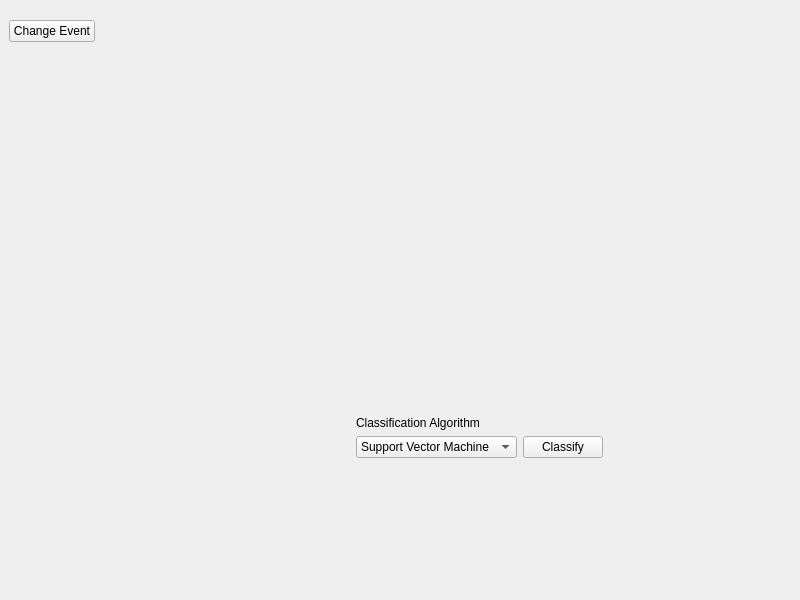
Qt form qtUI/form.ui (mtuthill/ECE_Senior_Design) before a commit.
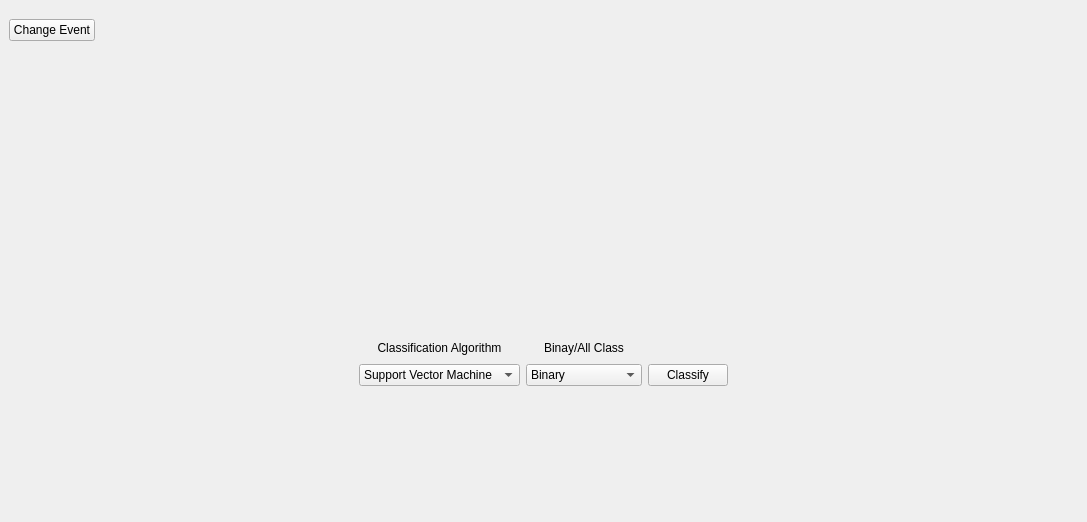
The same form after that commit.

Commit message: Adding option to change binary input, adding dropdown for allClass/binary, improving spacing

The edit to the form file:
```diff
--- a/qtUI/form.ui
+++ b/qtUI/form.ui
@@ -6,15 +6,15 @@
    <rect>
     <x>0</x>
     <y>0</y>
-    <width>800</width>
-    <height>600</height>
+    <width>1087</width>
+    <height>522</height>
    </rect>
   </property>
   <property name="windowTitle">
    <string>MainWindow</string>
   </property>
   <widget class="QWidget" name="centralwidget">
-   <layout class="QVBoxLayout" name="verticalLayout" stretch="5,2,2">
+   <layout class="QVBoxLayout" name="verticalLayout" stretch="5,0,2">
     <item>
      <layout class="QGridLayout" name="spectrogramLayout" rowstretch="1,6" columnstretch="1,6,1,6,1">
       <item row="1" column="4">
@@ -106,7 +106,20 @@
      </layout>
     </item>
     <item>
-     <layout class="QGridLayout" name="buttonAlgLayout" rowstretch="1,0,0" columnstretch="1,0,0,0,0">
+     <layout class="QGridLayout" name="buttonAlgLayout" rowstretch="1,1,1" columnstretch="6,2,2,1,6">
+      <item row="1" column="0" rowspan="2">
+       <spacer name="horizontalSpacer_4">
+        <property name="orientation">
+         <enum>Qt::Horizontal</enum>
+        </property>
+        <property name="sizeHint" stdset="0">
+         <size>
+          <width>168</width>
+          <height>20</height>
+         </size>
+        </property>
+       </spacer>
+      </item>
       <item row="1" column="4" rowspan="2">
        <spacer name="horizontalSpacer_3">
         <property name="orientation">
@@ -120,14 +133,7 @@
         </property>
        </spacer>
       </item>
-      <item row="1" column="1" alignment="Qt::AlignBottom">
-       <widget class="QLabel" name="algorithmLabel">
-        <property name="text">
-         <string>Classification Algorithm</string>
-        </property>
-       </widget>
-      </item>
-      <item row="2" column="1" colspan="2">
+      <item row="2" column="1">
        <widget class="QComboBox" name="algorithmDropDown">
         <item>
          <property name="text">
@@ -141,19 +147,50 @@
         </item>
        </widget>
       </item>
-      <item row="1" column="0" rowspan="2">
-       <spacer name="horizontalSpacer_4">
+      <item row="0" column="1">
+       <spacer name="verticalSpacer_2">
         <property name="orientation">
-         <enum>Qt::Horizontal</enum>
+         <enum>Qt::Vertical</enum>
         </property>
         <property name="sizeHint" stdset="0">
          <size>
-          <width>168</width>
-          <height>20</height>
+          <width>20</width>
+          <height>28</height>
          </size>
         </property>
        </spacer>
       </item>
+      <item row="1" column="1">
+       <widget class="QLabel" name="algorithmLabel">
+        <property name="text">
+         <string>Classification Algorithm</string>
+        </property>
+        <property name="alignment">
+         <set>Qt::AlignCenter</set>
+        </property>
+       </widget>
+      </item>
+      <item row="1" column="2" alignment="Qt::AlignHCenter">
+       <widget class="QLabel" name="binaryAllClassLabel">
+        <property name="text">
+         <string>Binay/All Class</string>
+        </property>
+       </widget>
+      </item>
+      <item row="2" column="2">
+       <widget class="QComboBox" name="numClassCBox">
+        <item>
+         <property name="text">
+          <string>Binary</string>
+         </property>
+        </item>
+        <item>
+         <property name="text">
+          <string>All Class</string>
+         </property>
+        </item>
+       </widget>
+      </item>
       <item row="2" column="3">
        <widget class="QPushButton" name="classifyButton">
         <property name="text">
@@ -161,19 +198,6 @@
         </property>
        </widget>
       </item>
-      <item row="0" column="2">
-       <spacer name="verticalSpacer_2">
-        <property name="orientation">
-         <enum>Qt::Vertical</enum>
-        </property>
-        <property name="sizeHint" stdset="0">
-         <size>
-          <width>20</width>
-          <height>28</height>
-         </size>
-        </property>
-       </spacer>
-      </item>
      </layout>
     </item>
     <item>
@@ -217,7 +241,7 @@
         </property>
        </spacer>
       </item>
-      <item row="1" column="1">
+      <item row="1" column="1" alignment="Qt::AlignHCenter|Qt::AlignVCenter">
        <widget class="QLabel" name="result">
         <property name="sizePolicy">
          <sizepolicy hsizetype="MinimumExpanding" vsizetype="MinimumExpanding">
```
Left out of the diff: 2 changed lines with no effect on the pictures. The commit also changes 3 other files.
